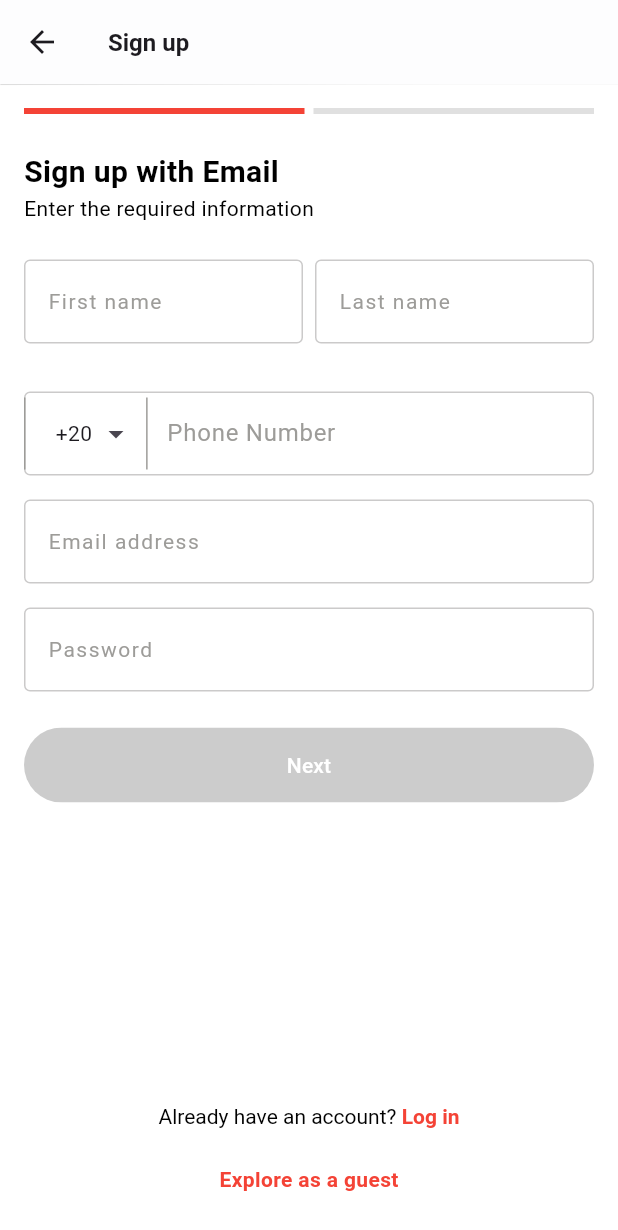
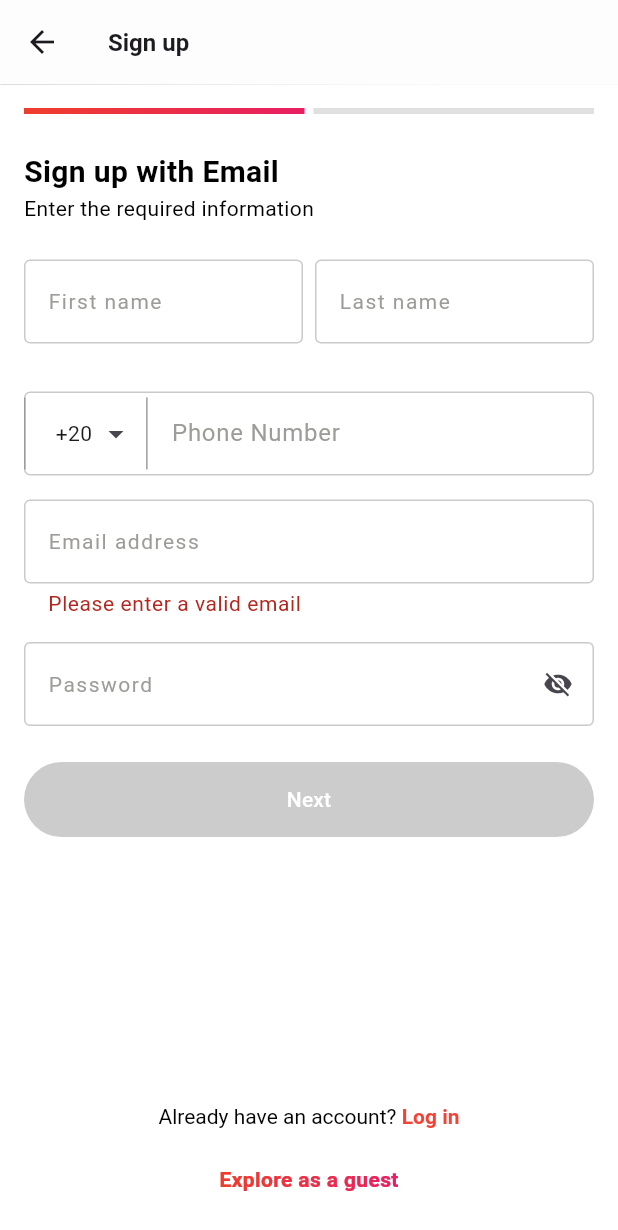
Before and after one commit to ahmedalnagdy18/rigow, a Flutter app: the MainSignUpPage screen opened directly, on a phone screen of 412 x 824 dp. Shown: the top 1230 px of the screen. Run offline on Flutter 3.47's test engine with Material 3 defaults, Android fonts, the light colour scheme and no system bars; drawn by our look-alikes of intl_phone_field; our stand-ins replace dots_indicator, email_validator, pinput.

Commit message:
handle the code

```diff
--- /dev/null
+++ b/lib/core/colors/app_colors.dart
@@ -0,0 +1,27 @@
+import 'package:flutter/material.dart';
+
+class AppColors {
+  AppColors._();
+  //primary colors
+  static Color white = const Color(0xffFFFFFF);
+  static Color lightGrey = const Color(0xffF5F5F5);
+  static Color grey = const Color(0xffEAEAEA);
+  static Color darkGrey = const Color(0xffCCCCCC);
+  static Color facebook = const Color(0xff1877F2);
+
+  //text colors
+  static Color textfield = const Color(0xFFCBCACA);
+  static Color hintText = const Color(0xFF9D9C99);
+
+  // static Color n5 = const Color(0x002a3838);
+
+  //Gradients
+  static List<Color> mainRed = const [
+    Color(0xffEF3E2C),
+    Color(0xffE71F63),
+  ];
+  static List<Color> greyLoader = const [
+    Color(0xffE0E0E0),
+    Color(0xffE0E0E0),
+  ];
+}
--- a/lib/core/common/buttons.dart
+++ b/lib/core/common/buttons.dart
@@ -23,8 +23,8 @@ class ColoredButtonWidget extends StatelessWidget {
         decoration: BoxDecoration(
             gradient: LinearGradient(
               colors: grideantColors,
-              begin: Alignment.centerRight,
-              end: Alignment.centerLeft,
+              begin: Alignment.centerLeft,
+              end: Alignment.centerRight,
             ),
             borderRadius: BorderRadius.circular(30.0)),
         child: Container(
--- a/lib/core/common/custom_indicator.dart
+++ b/lib/core/common/custom_indicator.dart
@@ -1,8 +1,12 @@
 import 'package:flutter/material.dart';
+import 'package:rigow/core/colors/app_colors.dart';
 
 class CustomIndicator extends StatelessWidget {
-  const CustomIndicator({super.key, required this.color});
-  final Color color;
+  const CustomIndicator({
+    super.key,
+    required this.colors,
+  });
+  final List<Color> colors;
   @override
   Widget build(BuildContext context) {
     return Row(
@@ -10,7 +14,9 @@ class CustomIndicator extends StatelessWidget {
         Expanded(
           child: Container(
             height: 4,
-            decoration: const BoxDecoration(color: Colors.red),
+            decoration: BoxDecoration(
+              gradient: LinearGradient(colors: AppColors.mainRed),
+            ),
           ),
         ),
         const SizedBox(width: 6),
@@ -18,7 +24,7 @@ class CustomIndicator extends StatelessWidget {
           child: Container(
             height: 4,
             decoration: BoxDecoration(
-              color: color,
+              gradient: LinearGradient(colors: colors),
             ),
           ),
         ),
--- a/lib/core/common/textfield.dart
+++ b/lib/core/common/textfield.dart
@@ -1,4 +1,5 @@
 import 'package:flutter/material.dart';
+import 'package:rigow/core/colors/app_colors.dart';
 
 class TextFieldWidget extends StatelessWidget {
   final String hintText;
@@ -9,6 +10,7 @@ class TextFieldWidget extends StatelessWidget {
   final TextEditingController? mycontroller;
   final String? Function(String?)? validator;
   final int? maxLines;
+
   const TextFieldWidget({
     super.key,
     required this.hintText,
@@ -33,19 +35,26 @@ class TextFieldWidget extends StatelessWidget {
       obscureText: obscureText,
       controller: mycontroller,
       validator: validator,
-      //  maxLines: maxLines,
       keyboardType: keyboardType,
       decoration: InputDecoration(
-          errorBorder: const OutlineInputBorder(),
+        errorBorder: OutlineInputBorder(
+          borderSide: BorderSide(
+            color: AppColors.textfield,
+          ),
+        ),
         errorStyle: const TextStyle(fontSize: 14),
-          focusedErrorBorder: const OutlineInputBorder(
-            borderSide: BorderSide(color: Colors.red),
+        focusedErrorBorder: OutlineInputBorder(
+          borderSide: BorderSide(
+            color: AppColors.textfield,
+          ),
         ),
         focusedBorder: const OutlineInputBorder(
           borderSide: BorderSide(color: Colors.grey),
         ),
-          enabledBorder: const OutlineInputBorder(
-            borderSide: BorderSide(color: Color.fromARGB(255, 203, 202, 202)),
+        enabledBorder: OutlineInputBorder(
+          borderSide: BorderSide(
+            color: AppColors.textfield,
+          ),
         ),
         prefixIcon: prefixIcon,
         suffixIcon: suffixIcon,
@@ -56,7 +65,8 @@ class TextFieldWidget extends StatelessWidget {
           fontSize: 14,
           fontWeight: FontWeight.w400,
           color: Color(0xFF9D9C99),
-          )),
+        ),
+      ),
     );
   }
 }
--- a/lib/core/common/textfield_phone.dart
+++ b/lib/core/common/textfield_phone.dart
@@ -1,13 +1,24 @@
+import 'dart:async';
+
 import 'package:flutter/material.dart';
+import 'package:flutter/services.dart';
 import 'package:intl_phone_field/intl_phone_field.dart';
+import 'package:intl_phone_field/phone_number.dart';
+import 'package:rigow/core/colors/app_colors.dart';
 
 class Phonetextfield extends StatelessWidget {
-  const Phonetextfield({super.key, this.focusNode, this.controller});
+  const Phonetextfield(
+      {super.key, this.focusNode, this.controller, this.validator});
   final FocusNode? focusNode;
   final TextEditingController? controller;
+  final FutureOr<String?> Function(PhoneNumber?)? validator;
   @override
   Widget build(BuildContext context) {
     return IntlPhoneField(
+      inputFormatters: <TextInputFormatter>[
+        FilteringTextInputFormatter.digitsOnly
+      ],
+      keyboardType: TextInputType.number,
       flagsButtonPadding: const EdgeInsets.only(left: 16),
       controller: controller,
       focusNode: focusNode,
@@ -18,23 +29,31 @@ class Phonetextfield extends StatelessWidget {
               Border.symmetric(vertical: BorderSide(color: Color(0xFF9D9C99)))),
       showCountryFlag: false,
       dropdownIconPosition: IconPosition.trailing,
-      decoration: const InputDecoration(
-        labelText: '  Phone Number',
-        labelStyle: TextStyle(
+      decoration: InputDecoration(
+        labelText: 'Phone Number',
+        labelStyle: const TextStyle(
           color: Color(0xFF9D9C99),
         ),
+        focusedErrorBorder: OutlineInputBorder(
+            borderSide: BorderSide(
+          color: AppColors.textfield,
+        )),
+        errorBorder: OutlineInputBorder(
+            borderSide: BorderSide(color: AppColors.textfield)),
         focusedBorder: OutlineInputBorder(
-          borderSide: BorderSide(color: Color.fromARGB(255, 203, 202, 202)),
+          borderSide: BorderSide(color: AppColors.textfield),
         ),
         enabledBorder: OutlineInputBorder(
-          borderSide: BorderSide(color: Color.fromARGB(255, 203, 202, 202)),
+          borderSide: BorderSide(color: AppColors.textfield),
         ),
-        border: OutlineInputBorder(
+        border: const OutlineInputBorder(
           borderSide: BorderSide(
             color: Colors.grey,
           ),
         ),
       ),
+      validator: validator,
+      flagsButtonMargin: const EdgeInsets.only(right: 12),
       languageCode: "EG",
       onChanged: (phone) {},
       onCountryChanged: (country) {},
--- /dev/null
+++ b/lib/core/fonts/app_text.dart
@@ -0,0 +1,54 @@
+import 'package:flutter/material.dart';
+
+class TextAppTheme {
+  static const TextStyle title = TextStyle(
+    fontWeight: FontWeight.w600,
+    color: Colors.black,
+    fontSize: 20,
+  );
+
+  static const TextStyle subTitle = TextStyle(
+    color: Colors.black,
+    fontSize: 20,
+  );
+
+  static const TextStyle regular = TextStyle(
+    fontSize: 16,
+  );
+
+  static const TextStyle miniRegular = TextStyle(
+    fontSize: 14,
+  );
+
+  static const TextStyle small = TextStyle(
+    fontSize: 12,
+  );
+}
+
+class RedText extends StatelessWidget {
+  const RedText({
+    super.key,
+    required this.text,
+    required this.gradient,
+  });
+
+  final String text;
+  final Gradient gradient;
+
+  @override
+  Widget build(BuildContext context) {
+    return ShaderMask(
+      shaderCallback: (bounds) => gradient.createShader(
+        Rect.fromLTWH(0, 0, bounds.width, bounds.height),
+      ),
+      child: Text(
+        text,
+        style: const TextStyle(
+          fontSize: 14,
+          fontWeight: FontWeight.w600,
+          color: Colors.white,
+        ),
+      ),
+    );
+  }
+}
--- a/lib/features/authentication/presentation/screens/main_signup.dart
+++ b/lib/features/authentication/presentation/screens/main_signup.dart
@@ -1,4 +1,5 @@
 import 'package:flutter/material.dart';
+import 'package:rigow/core/colors/app_colors.dart';
 import 'package:rigow/core/common/custom_indicator.dart';
 import 'package:rigow/features/authentication/presentation/screens/signup_by_email_page.dart';
 import 'package:rigow/features/authentication/presentation/screens/verification_page.dart';
@@ -26,12 +27,13 @@ class _MainSignUpPageState extends State<MainSignUpPage> {
           child: Column(
             children: [
               CustomIndicator(
-                color: _currint == 1 ? Colors.red : const Color(0xFFE0E0E0),
+                colors:
+                    _currint == 1 ? AppColors.mainRed : AppColors.greyLoader,
               ),
               const SizedBox(height: 24),
               Expanded(
                 child: PageView(
-                  //  physics: const NeverScrollableScrollPhysics(),
+                  physics: const NeverScrollableScrollPhysics(),
                   scrollDirection: Axis.horizontal,
                   controller: _controller,
                   onPageChanged: (int value) {
@@ -40,7 +42,15 @@ class _MainSignUpPageState extends State<MainSignUpPage> {
                     });
                   },
                   children: [
-                    const SignupByEmailPage(),
+                    SignupByEmailPage(
+                      onPressed: () {
+                        _controller.jumpToPage(1);
+
+                        setState(() {
+                          _currint = 1;
+                        });
+                      },
+                    ),
                     VerificationPage(),
                   ],
                 ),
--- a/lib/features/authentication/presentation/screens/signup_by_email_page.dart
+++ b/lib/features/authentication/presentation/screens/signup_by_email_page.dart
@@ -1,23 +1,27 @@
 import 'package:flutter/gestures.dart';
 import 'package:flutter/material.dart';
+import 'package:rigow/core/colors/app_colors.dart';
+import 'package:rigow/core/fonts/app_text.dart';
 
 import 'package:rigow/features/authentication/presentation/widgets/signup_with_email_body.dart';
 
 class SignupByEmailPage extends StatelessWidget {
-  const SignupByEmailPage({super.key});
-
+  const SignupByEmailPage({super.key, required this.onPressed});
+  final void Function() onPressed;
   @override
   Widget build(BuildContext context) {
     return Scaffold(
       backgroundColor: Colors.white,
       body: Column(
         children: [
-          const Expanded(
+          Expanded(
             child: SingleChildScrollView(
               child: Column(
                 crossAxisAlignment: CrossAxisAlignment.start,
                 children: [
-                  SignupWithEmailBody(),
+                  SignupWithEmailBody(
+                    onPressed: onPressed,
+                  ),
                 ],
               ),
             ),
@@ -47,14 +51,11 @@ class SignupByEmailPage extends StatelessWidget {
                   ),
                 ),
                 const SizedBox(height: 24),
-                const Text(
-                  'Explore as a guest',
-                  style: TextStyle(
-                    fontSize: 14,
-                    color: Colors.red,
-                    fontWeight: FontWeight.w600,
-                  ),
-                ),
+                RedText(
+                    text: 'Explore as a guest',
+                    gradient: LinearGradient(
+                      colors: AppColors.mainRed,
+                    )),
               ],
             ),
           ),
--- a/lib/features/authentication/presentation/widgets/sign_with_buttons.dart
+++ b/lib/features/authentication/presentation/widgets/sign_with_buttons.dart
@@ -1,4 +1,5 @@
 import 'package:flutter/material.dart';
+import 'package:rigow/core/colors/app_colors.dart';
 import 'package:rigow/core/common/buttons.dart';
 import 'package:rigow/features/authentication/presentation/screens/main_signup.dart';
 
@@ -13,7 +14,7 @@ class SignWithButtonsWidget extends StatelessWidget {
       children: [
         SocialAuthenticationButton(
           image: 'assets/images/email.png',
-          color: const Color(0xFFF5F5F5),
+          color: AppColors.lightGrey,
           onPressed: () {
             Navigator.of(context).push(MaterialPageRoute(
                 builder: (context) => const MainSignUpPage()));
@@ -24,7 +25,7 @@ class SignWithButtonsWidget extends StatelessWidget {
         const SizedBox(height: 8),
         SocialAuthenticationButton(
           image: 'assets/images/google.png',
-          color: const Color(0xFFEAEAEA),
+          color: AppColors.grey,
           onPressed: () {},
           text: 'Continue with Google',
           textColor: Colors.black,
@@ -32,7 +33,7 @@ class SignWithButtonsWidget extends StatelessWidget {
         const SizedBox(height: 8),
         SocialAuthenticationButton(
           image: 'assets/images/facebook.png',
-          color: const Color(0xFF1877F2),
+          color: AppColors.facebook,
           onPressed: () {},
           text: 'Continue with Facebook',
           textColor: Colors.white,
--- a/lib/features/authentication/presentation/widgets/signup_with_email_body.dart
+++ b/lib/features/authentication/presentation/widgets/signup_with_email_body.dart
@@ -1,14 +1,40 @@
+import 'package:email_validator/email_validator.dart';
 import 'package:flutter/material.dart';
+import 'package:rigow/core/colors/app_colors.dart';
 import 'package:rigow/core/common/buttons.dart';
 import 'package:rigow/core/common/textfield.dart';
 import 'package:rigow/core/common/textfield_phone.dart';
 
-class SignupWithEmailBody extends StatelessWidget {
-  const SignupWithEmailBody({super.key});
+class SignupWithEmailBody extends StatefulWidget {
+  const SignupWithEmailBody({super.key, required this.onPressed});
+  final void Function() onPressed;
+
+  @override
+  State<SignupWithEmailBody> createState() => _SignupWithEmailBodyState();
+}
+
+class _SignupWithEmailBodyState extends State<SignupWithEmailBody> {
+  final TextEditingController _email = TextEditingController();
+  final TextEditingController _phoneNumber = TextEditingController();
+  final TextEditingController _password = TextEditingController();
+
+  bool isObscuretext = true;
+  bool _isButtonEnabled = false;
+
+  @override
+  void dispose() {
+    _email.dispose();
+    _phoneNumber.dispose();
+    _password.dispose();
+    super.dispose();
+  }
 
   @override
   Widget build(BuildContext context) {
-    return Column(
+    return Form(
+      autovalidateMode: AutovalidateMode.always,
+      onChanged: _isEnabled,
+      child: Column(
         crossAxisAlignment: CrossAxisAlignment.start,
         mainAxisAlignment: MainAxisAlignment.start,
         children: [
@@ -46,25 +72,65 @@ class SignupWithEmailBody extends StatelessWidget {
             ],
           ),
           const SizedBox(height: 32),
-        const Phonetextfield(),
+          Phonetextfield(
+            validator: (value) => _phoneNumber.text.isNotEmpty
+                ? null
+                : "Please enter your Mobile number",
+            controller: _phoneNumber,
+          ),
           const SizedBox(height: 16),
-        const TextFieldWidget(
+          TextFieldWidget(
+            keyboardType: TextInputType.emailAddress,
+            validator: (value) => EmailValidator.validate(value!)
+                ? null
+                : "Please enter a valid email",
+            mycontroller: _email,
             hintText: 'Email address',
             obscureText: false,
           ),
           const SizedBox(height: 16),
-        const TextFieldWidget(
+          TextFieldWidget(
+            mycontroller: _password,
+            suffixIcon: GestureDetector(
+              onTap: () {
+                setState(() {
+                  isObscuretext = !isObscuretext;
+                });
+              },
+              child: Icon(
+                size: 20,
+                isObscuretext ? Icons.visibility_off : Icons.visibility,
+              ),
+            ),
             hintText: 'Password',
-          obscureText: false,
+            obscureText: isObscuretext,
           ),
           const SizedBox(height: 24),
           ColoredButtonWidget(
-          grideantColors: const [Color(0xFFCCCCCC), Color(0xFFCCCCCC)],
-          onPressed: () {},
+            grideantColors: !_isButtonEnabled
+                ? [AppColors.darkGrey, AppColors.darkGrey]
+                : AppColors.mainRed,
+            onPressed: _isButtonEnabled ? widget.onPressed : null,
             text: 'Next',
             textColor: Colors.white,
           ),
         ],
+      ),
     );
   }
+
+  void _isEnabled() {
+    bool isEmailValid = EmailValidator.validate(_email.text);
+    if (isEmailValid &&
+        _email.text.isNotEmpty &&
+        _password.text.isNotEmpty &&
+        _phoneNumber.text.isNotEmpty) {
+      _isButtonEnabled = true;
+      setState(() {});
+    } else {
+      _isButtonEnabled = false;
+      setState(() {});
     }
+    setState(() {});
+  }
+}
--- a/pubspec.yaml
+++ b/pubspec.yaml
@@ -19,6 +19,7 @@ dependencies:
   bloc: ^8.1.4
   cupertino_icons: ^1.0.8
   dots_indicator: ^3.0.0
+  email_validator: ^3.0.0
   flutter:
     sdk: flutter
   flutter_bloc: ^8.1.6
```
Also changed, not shown: pubspec.lock. Lines whose indentation alone changed are shown as unchanged.
